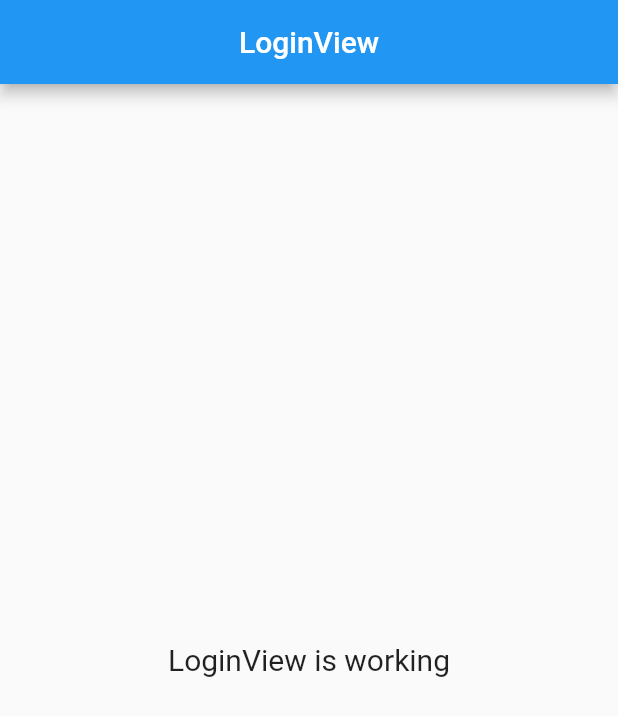
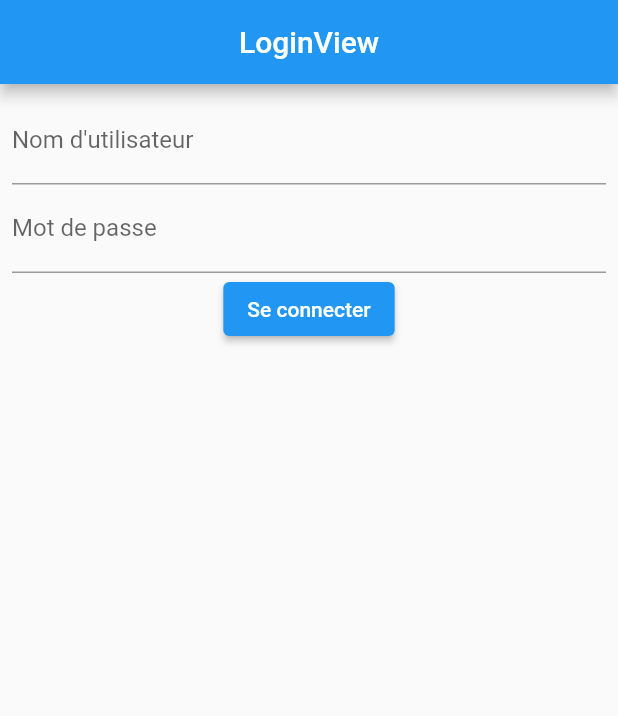
Before and after one commit to cadot-eu/flutter_tuto_boutique, a Flutter app: the screen it shows after launch, on a phone screen of 412 x 824 dp. Shown: the top 716 px of the screen. Run offline on Flutter 3.47's test engine with Material 2 defaults, Android fonts, the phone set to English and light mode, and no system bars; our stand-ins replace get, get_storage.

Commit message:
add connexion au site par jwt+recup donnée

```diff
--- /dev/null
+++ b/lib/app/constans.dart
@@ -0,0 +1,9 @@
+class Const {
+  static const String API = "http://10.0.2.2:32793";
+  static const String API_TOKEN = API + "/api/login_check";
+  static const String API_GETUSER = API + "/api/users??email=";
+  static const HEADER_JSON = {
+    'accept': 'application/json',
+    'Content-Type': 'application/json',
+  };
+}
--- a/lib/app/modules/login/views/login_view.dart
+++ b/lib/app/modules/login/views/login_view.dart
@@ -1,22 +1,56 @@
 import 'package:flutter/material.dart';
-
+import 'package:flutter/services.dart';
 import 'package:get/get.dart';
-
 import '../controllers/login_controller.dart';
 
 class LoginView extends GetView<LoginController> {
-  const LoginView({Key? key}) : super(key: key);
+  LoginView({Key? key}) : super(key: key);
+  final controller = Get.put(LoginController());
+  final TextEditingController usernameController = TextEditingController();
+  final TextEditingController passwordController = TextEditingController();
   @override
   Widget build(BuildContext context) {
+    SystemChrome.setEnabledSystemUIMode(SystemUiMode.manual,
+        overlays: [SystemUiOverlay.top]);
     return Scaffold(
       appBar: AppBar(
         title: const Text('LoginView'),
         centerTitle: true,
       ),
-      body: const Center(
-        child: Text(
-          'LoginView is working',
-          style: TextStyle(fontSize: 20),
+      body: SingleChildScrollView(
+        child: Padding(
+          padding: const EdgeInsets.all(8.0),
+          child: Column(
+            children: [
+              Container(
+                width: double.infinity,
+                child: Column(
+                  children: [
+                    TextFormField(
+                      controller: usernameController,
+                      decoration: InputDecoration(
+                        labelText: 'Nom d\'utilisateur',
+                      ),
+                    ),
+                    TextFormField(
+                      controller: passwordController,
+                      obscureText: true,
+                      decoration: InputDecoration(
+                        labelText: 'Mot de passe',
+                      ),
+                    ),
+                    ElevatedButton(
+                      onPressed: () {
+                        controller.login(
+                            usernameController.text, passwordController.text);
+                      },
+                      child: Text('Se connecter'),
+                    )
+                  ],
+                ),
+              ),
+            ],
+          ),
         ),
       ),
     );
--- a/lib/app/modules/splash/views/splash_view.dart
+++ b/lib/app/modules/splash/views/splash_view.dart
@@ -1,4 +1,5 @@
 import 'package:flutter/material.dart';
+import 'package:flutter/services.dart';
 
 import 'package:get/get.dart';
 
@@ -8,6 +9,7 @@ class SplashView extends GetView<SplashController> {
   const SplashView({super.key});
   @override
   Widget build(BuildContext context) {
+    SystemChrome.setEnabledSystemUIMode(SystemUiMode.manual, overlays: []);
     return Scaffold(
       body: Container(
         decoration: const BoxDecoration(
--- a/lib/app/routes/app_pages.dart
+++ b/lib/app/routes/app_pages.dart
@@ -27,7 +27,7 @@ class AppPages {
     ),
     GetPage(
       name: _Paths.LOGIN,
-      page: () => const LoginView(),
+      page: () => LoginView(),
       binding: LoginBinding(),
     ),
   ];
--- a/lib/main.dart
+++ b/lib/main.dart
@@ -1,11 +1,13 @@
 import 'package:flutter/material.dart';
 
 import 'package:get/get.dart';
+import 'package:get_storage/get_storage.dart';
 
 import 'app/modules/splash/bindings/splash_binding.dart';
 import 'app/routes/app_pages.dart';
 
-void main() {
+void main() async {
+  await GetStorage.init();
   runApp(
     GetMaterialApp(
       title: "Application",
--- a/pubspec.yaml
+++ b/pubspec.yaml
@@ -11,6 +11,7 @@ dependencies:
   flutter:
     sdk: flutter
   get_storage: ^2.1.1
+  http: ^1.1.0
 
 dev_dependencies:
   flutter_lints: 3.0.1
```
Also changed, not shown: assets/models/user.json (added, +9 -0 lines), lib/app/data/models/user_model.dart (added, +27 -0 lines), lib/app/data/providers/user_provider.dart (added, +22 -0 lines), lib/app/modules/login/controllers/login_controller.dart (+31 -5 lines), lib/app/modules/splash/controllers/splash_controller.dart (+4 -4 lines), pubspec.lock, 1 other file.
